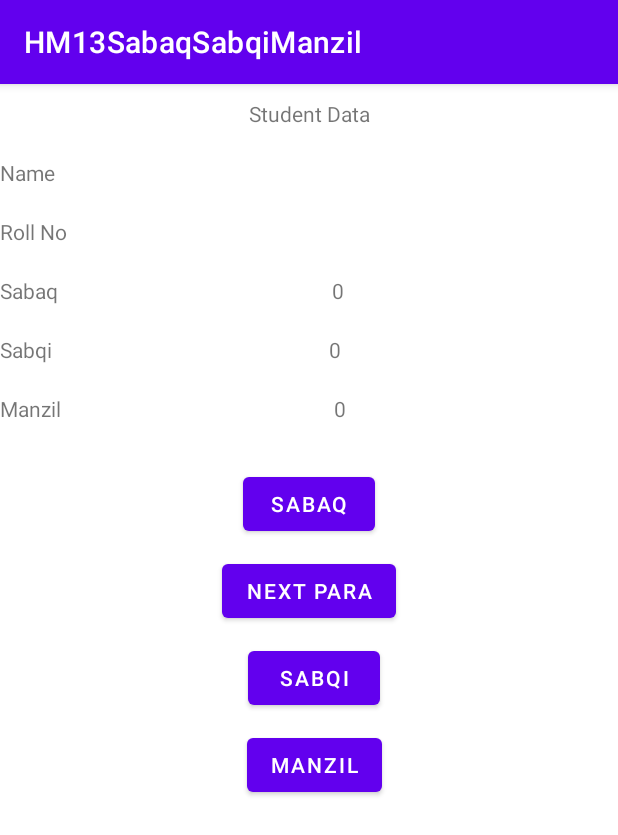
After one commit to Raza023/MobileComputing, an Android app: the MainActivity3 screen opened directly, with no data from a screen before it, on a phone screen of 412 x 824 dp. The commit adds this screen. Shown: the top 835 px of the screen. Run offline under Robolectric (Android 15) with nearby library versions, the phone set to English and light mode, and no system bars.

Commit message:
HM13 - Sabaq Sabqi Manzil
Front end done

```diff
--- a/HM13SabaqSabqiManzil/app/src/main/AndroidManifest.xml
+++ b/HM13SabaqSabqiManzil/app/src/main/AndroidManifest.xml
@@ -14,6 +14,9 @@
         android:theme="@style/Theme.HM13SabaqSabqiManzil"
         tools:targetApi="31">
         <activity
+            android:name=".MainActivity3"
+            android:exported="false" />
+        <activity
             android:name=".MainActivity2"
             android:exported="false" />
         <activity
--- /dev/null
+++ b/HM13SabaqSabqiManzil/app/src/main/java/com/ultralegends/hm13sabaqsabqimanzil/MainActivity3.java
@@ -0,0 +1,175 @@
+package com.ultralegends.hm13sabaqsabqimanzil;
+
+import androidx.appcompat.app.AppCompatActivity;
+
+import android.content.Intent;
+import android.os.Bundle;
+import android.util.Log;
+import android.view.View;
+import android.widget.Button;
+import android.widget.TextView;
+import android.widget.Toast;
+
+public class MainActivity3 extends AppCompatActivity {
+
+    TextView nameTextView,rollNoTextView,sabaqTextView,sabqiTextView,manzilTextView;
+    Button sabaqBtn,sabqiBtn,manzilBtn,nextParaBtn;
+
+    HelperDB db;
+    Students std;
+
+    @Override
+    protected void onCreate(Bundle savedInstanceState) {
+        super.onCreate(savedInstanceState);
+        setContentView(R.layout.activity_main3);
+
+        db = new HelperDB(this);
+
+        nameTextView  = findViewById(R.id.nameTextView);
+        rollNoTextView  = findViewById(R.id.rollNoTextView);
+        sabaqTextView  = findViewById(R.id.sabaqTextView);
+        sabqiTextView  = findViewById(R.id.sabqiTextView);
+        manzilTextView  = findViewById(R.id.manzilTextView);
+        sabaqBtn  = findViewById(R.id.sabaqBtn);
+        sabqiBtn  = findViewById(R.id.sabqiBtn);
+        manzilBtn  = findViewById(R.id.manzilBtn);
+        nextParaBtn  = findViewById(R.id.nextParaBtn);
+
+        Intent intent = getIntent();
+        int id = intent.getIntExtra("id",0);
+        String name = intent.getStringExtra("Name");
+        String rollNo = intent.getStringExtra("RollNo");
+        int sabaq = intent.getIntExtra("Sabaq",0);
+        int sabqi = intent.getIntExtra("Sabqi",0);
+        int manzil = intent.getIntExtra("Manzil",0);
+
+        std = new Students(id,name,rollNo,sabaq,sabqi,manzil);
+
+//        Log.d("checkid",String.valueOf(id));
+//        Log.d("checkname",name);
+//        Log.d("checkrollno",rollNo);
+//        Log.d("checksabaq",String.valueOf(sabaq));
+//        Log.d("checksabqi",String.valueOf(sabqi));
+//        Log.d("checkmanzil",String.valueOf(manzil));
+
+        nameTextView.setText(name);
+        rollNoTextView.setText(rollNo);
+        sabaqTextView.setText(String.valueOf(sabaq));
+        sabqiTextView.setText(String.valueOf(sabqi));
+        manzilTextView.setText(String.valueOf(manzil));
+
+        sabaqBtn.setOnClickListener(new View.OnClickListener() {
+            @Override
+            public void onClick(View v) {
+                Students dbstd = db.getStudent(std.getId());
+
+                if(dbstd.getSabaq() == 0)
+                {
+                    db.updateSabaq(std.getId(),1);
+                }
+                Toast.makeText(MainActivity3.this, "Student has recited his sabaq.", Toast.LENGTH_SHORT).show();
+
+                Students st = db.getStudent(std.getId());
+
+                nameTextView.setText(st.getName());
+                rollNoTextView.setText(st.getRollNo());
+                sabaqTextView.setText(String.valueOf(st.getSabaq()));
+                sabqiTextView.setText(String.valueOf(st.getSabqi()));
+                manzilTextView.setText(String.valueOf(st.getManzil()));
+            }
+        });
+
+        nextParaBtn.setOnClickListener(new View.OnClickListener() {
+            @Override
+            public void onClick(View v) {
+                Students dbstd = db.getStudent(std.getId());
+                if(dbstd.getSabaq() == 0)
+                {
+                    db.updateSabaq(dbstd.getId(),1);
+                }
+
+                dbstd = db.getStudent(std.getId());
+                if(dbstd.getSabaq()<=29)
+                {
+                    int newSabaq = dbstd.getSabaq() + 1;
+                    db.updateSabaq(std.getId(),newSabaq);
+                }
+                else if(dbstd.getSabaq()==30)
+                {
+                    db.updateSabaq(std.getId(),1);
+                }
+                Toast.makeText(MainActivity3.this, "Student is on next para now.", Toast.LENGTH_SHORT).show();
+
+                Students st = db.getStudent(std.getId());
+                nameTextView.setText(st.getName());
+                rollNoTextView.setText(st.getRollNo());
+                sabaqTextView.setText(String.valueOf(st.getSabaq()));
+                sabqiTextView.setText(String.valueOf(st.getSabqi()));
+                manzilTextView.setText(String.valueOf(st.getManzil()));
+            }
+        });
+
+        sabqiBtn.setOnClickListener(new View.OnClickListener() {
+            @Override
+            public void onClick(View v) {
+                Students dbstd = db.getStudent(std.getId());
+                if(dbstd.getSabaq() == 0)
+                {
+                    db.updateSabaq(std.getId(),1);
+                }
+                dbstd = db.getStudent(std.getId());
+                int mySabqi = dbstd.getSabaq()-1;
+                db.updateSabqi(std.getId(),mySabqi);
+
+                Toast.makeText(MainActivity3.this, "Student has recited his sabqi.", Toast.LENGTH_SHORT).show();
+
+                Students st = db.getStudent(std.getId());
+                nameTextView.setText(st.getName());
+                rollNoTextView.setText(st.getRollNo());
+                sabaqTextView.setText(String.valueOf(st.getSabaq()));
+                sabqiTextView.setText(String.valueOf(st.getSabqi()));
+                manzilTextView.setText(String.valueOf(st.getManzil()));
+            }
+        });
+
+        manzilBtn.setOnClickListener(new View.OnClickListener() {
+            @Override
+            public void onClick(View v) {
+                Students dbstd = db.getStudent(std.getId());
+                if(dbstd.getSabaq() == 0)
+                {
+                    db.updateSabaq(std.getId(),1);
+                }
+                dbstd = db.getStudent(std.getId());
+                if(dbstd.getSabqi() == dbstd.getManzil())
+                {
+                    if(dbstd.getSabqi() == 0)
+                    {
+                        db.updateManzil(std.getId(),0);
+                    }
+                    else
+                    {
+                        int myManzil = 1;
+                        db.updateManzil(std.getId(),myManzil);
+                    }
+                }
+                else
+                {
+                    int myManzil = dbstd.getManzil()+1;
+                    db.updateManzil(std.getId(),myManzil);
+                }
+
+                Toast.makeText(MainActivity3.this, "Student has recited his manzil.", Toast.LENGTH_SHORT).show();
+
+                Students st = db.getStudent(std.getId());
+                nameTextView.setText(st.getName());
+                rollNoTextView.setText(st.getRollNo());
+                sabaqTextView.setText(String.valueOf(st.getSabaq()));
+                sabqiTextView.setText(String.valueOf(st.getSabqi()));
+                manzilTextView.setText(String.valueOf(st.getManzil()));
+            }
+        });
+
+
+    }
+}
--- /dev/null
+++ b/HM13SabaqSabqiManzil/app/src/main/res/layout/activity_main3.xml
@@ -0,0 +1,151 @@
+<?xml version="1.0" encoding="utf-8"?>
+<androidx.constraintlayout.widget.ConstraintLayout xmlns:android="http://schemas.android.com/apk/res/android"
+    xmlns:app="http://schemas.android.com/apk/res-auto"
+    xmlns:tools="http://schemas.android.com/tools"
+    android:layout_width="match_parent"
+    android:layout_height="match_parent"
+    tools:context=".MainActivity3">
+
+    <TextView
+        android:id="@+id/stdNameShow"
+        android:layout_width="wrap_content"
+        android:layout_height="wrap_content"
+        android:layout_marginTop="10dp"
+        android:text="Student Data"
+        app:layout_constraintEnd_toEndOf="parent"
+        app:layout_constraintStart_toStartOf="parent"
+        app:layout_constraintTop_toTopOf="parent" />
+
+    <TextView
+        android:id="@+id/textView4"
+        android:layout_width="wrap_content"
+        android:layout_height="wrap_content"
+        android:layout_marginTop="20dp"
+        android:text="Name"
+        app:layout_constraintStart_toStartOf="parent"
+        app:layout_constraintTop_toBottomOf="@+id/stdNameShow" />
+
+    <TextView
+        android:id="@+id/nameTextView"
+        android:layout_width="wrap_content"
+        android:layout_height="wrap_content"
+        android:text="TextView"
+        app:layout_constraintEnd_toEndOf="parent"
+        app:layout_constraintStart_toEndOf="@+id/textView4"
+        app:layout_constraintTop_toTopOf="@+id/textView4" />
+
+    <TextView
+        android:id="@+id/textView6"
+        android:layout_width="wrap_content"
+        android:layout_height="wrap_content"
+        android:layout_marginTop="20dp"
+        android:text="Roll No"
+        app:layout_constraintStart_toStartOf="parent"
+        app:layout_constraintTop_toBottomOf="@+id/textView4" />
+
+    <TextView
+        android:id="@+id/rollNoTextView"
+        android:layout_width="wrap_content"
+        android:layout_height="wrap_content"
+        android:text="TextView"
+        app:layout_constraintEnd_toEndOf="parent"
+        app:layout_constraintStart_toEndOf="@+id/textView6"
+        app:layout_constraintTop_toTopOf="@+id/textView6" />
+
+    <TextView
+        android:id="@+id/textView9"
+        android:layout_width="wrap_content"
+        android:layout_height="wrap_content"
+        android:layout_marginTop="20dp"
+        android:text="Sabaq"
+        app:layout_constraintStart_toStartOf="parent"
+        app:layout_constraintTop_toBottomOf="@+id/textView6" />
+
+    <TextView
+        android:id="@+id/sabaqTextView"
+        android:layout_width="wrap_content"
+        android:layout_height="wrap_content"
+        android:text="TextView"
+        app:layout_constraintEnd_toEndOf="parent"
+        app:layout_constraintStart_toEndOf="@+id/textView9"
+        app:layout_constraintTop_toTopOf="@+id/textView9" />
+
+    <TextView
+        android:id="@+id/textView11"
+        android:layout_width="wrap_content"
+        android:layout_height="wrap_content"
+        android:layout_marginTop="20dp"
+        android:text="Sabqi"
+        app:layout_constraintStart_toStartOf="parent"
+        app:layout_constraintTop_toBottomOf="@+id/textView9" />
+
+    <TextView
+        android:id="@+id/sabqiTextView"
+        android:layout_width="wrap_content"
+        android:layout_height="wrap_content"
+        android:text="TextView"
+        app:layout_constraintEnd_toEndOf="parent"
+        app:layout_constraintStart_toEndOf="@+id/textView11"
+        app:layout_constraintTop_toTopOf="@+id/textView11" />
+
+    <TextView
+        android:id="@+id/textView13"
+        android:layout_width="wrap_content"
+        android:layout_height="wrap_content"
+        android:layout_marginTop="20dp"
+        android:text="Manzil"
+        app:layout_constraintStart_toStartOf="parent"
+        app:layout_constraintTop_toBottomOf="@+id/textView11" />
+
+    <TextView
+        android:id="@+id/manzilTextView"
+        android:layout_width="wrap_content"
+        android:layout_height="wrap_content"
+        android:text="TextView"
+        app:layout_constraintEnd_toEndOf="parent"
+        app:layout_constraintStart_toEndOf="@+id/textView13"
+        app:layout_constraintTop_toTopOf="@+id/textView13" />
+
+    <Button
+        android:id="@+id/sabaqBtn"
+        android:layout_width="wrap_content"
+        android:layout_height="wrap_content"
+        android:layout_marginTop="30dp"
+        android:text="Sabaq"
+        app:layout_constraintEnd_toEndOf="parent"
+        app:layout_constraintStart_toStartOf="parent"
+        app:layout_constraintTop_toBottomOf="@+id/manzilTextView" />
+
+    <Button
+        android:id="@+id/sabqiBtn"
+        android:layout_width="wrap_content"
+        android:layout_height="wrap_content"
+        android:layout_marginTop="10dp"
+        android:text="Sabqi"
+        app:layout_constraintEnd_toEndOf="parent"
+        app:layout_constraintHorizontal_bias="0.51"
+        app:layout_constraintStart_toStartOf="parent"
+        app:layout_constraintTop_toBottomOf="@+id/nextParaBtn" />
+
+    <Button
+        android:id="@+id/manzilBtn"
+        android:layout_width="wrap_content"
+        android:layout_height="wrap_content"
+        android:layout_marginTop="10dp"
+        android:text="Manzil"
+        app:layout_constraintEnd_toEndOf="parent"
+        app:layout_constraintHorizontal_bias="0.512"
+        app:layout_constraintStart_toStartOf="parent"
+        app:layout_constraintTop_toBottomOf="@+id/sabqiBtn" />
+
+    <Button
+        android:id="@+id/nextParaBtn"
+        android:layout_width="wrap_content"
+        android:layout_height="wrap_content"
+        android:layout_marginTop="10dp"
+        android:text="Next Para"
+        app:layout_constraintEnd_toEndOf="parent"
+        app:layout_constraintStart_toStartOf="parent"
+        app:layout_constraintTop_toBottomOf="@+id/sabaqBtn" />
+
+</androidx.constraintlayout.widget.ConstraintLayout>
```
Also changed, not shown: HM13SabaqSabqiManzil/app/src/main/java/com/ultralegends/hm13sabaqsabqimanzil/HelperDB.java (+141 -0 lines), HM13SabaqSabqiManzil/app/src/main/java/com/ultralegends/hm13sabaqsabqimanzil/MainActivity.java (+42 -30 lines), HM13SabaqSabqiManzil/app/src/main/java/com/ultralegends/hm13sabaqsabqimanzil/MainActivity2.java (+11 -4 lines), HM13SabaqSabqiManzil/app/src/main/java/com/ultralegends/hm13sabaqsabqimanzil/Students.java (+11 -5 lines), HM13SabaqSabqiManzil/app/src/main/java/com/ultralegends/hm13sabaqsabqimanzil/myRecyclerViewAdapter.java (+44 -3 lines), HM13SabaqSabqiManzil/app/src/main/res/layout/activity_main.xml (+14 -14 lines).
